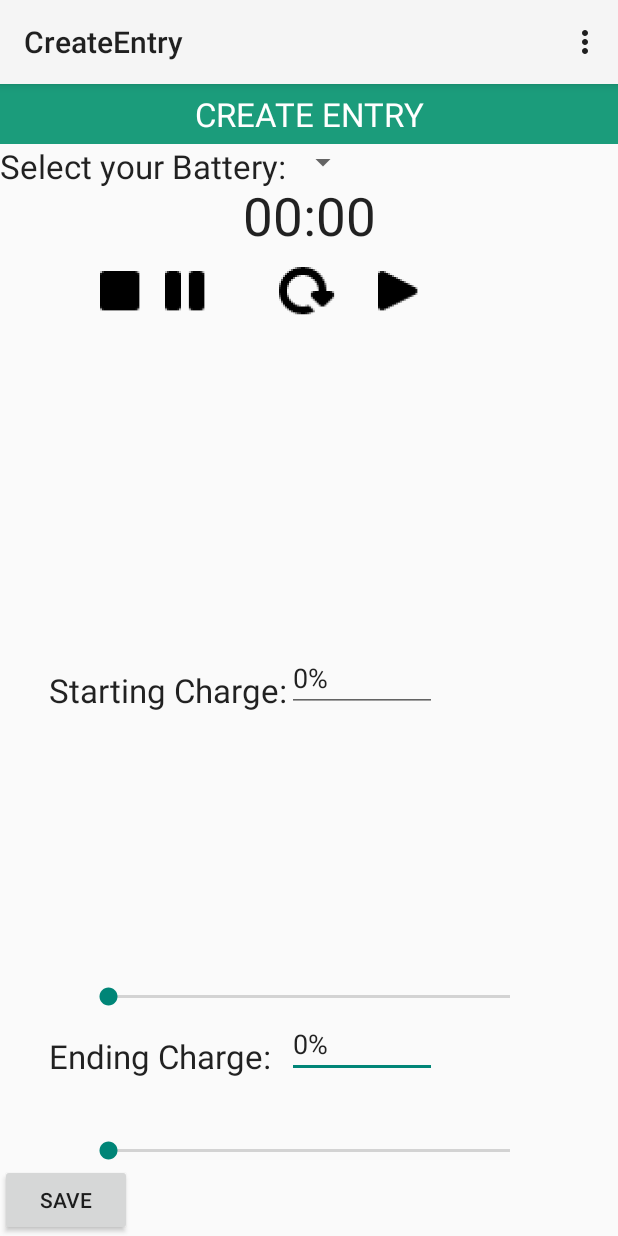
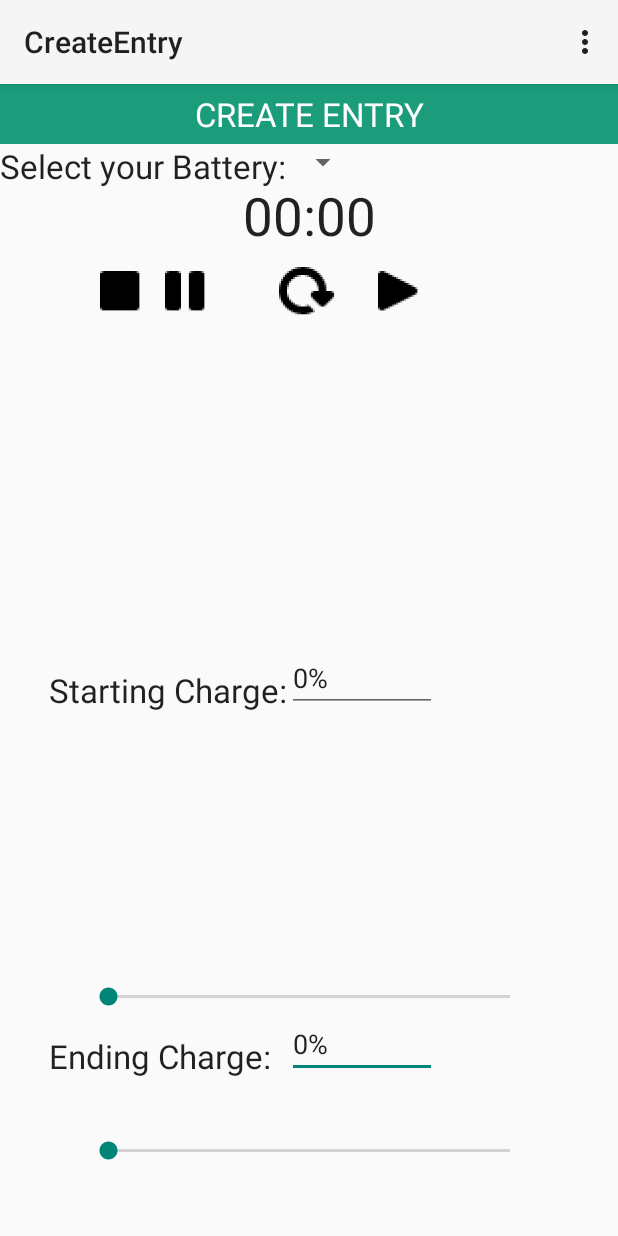
Before and after one commit to DeanParrish/Battery-Status, an Android app: the CreateEntry screen opened directly, with no data from a screen before it, on a phone screen of 412 x 824 dp. Run offline under Robolectric (Android 15) with nearby library versions, the phone set to English and light mode, and no system bars.

Commit message:
Layout changes Action Bar modifications New icons Merged results of deans sql and my layout

```diff
--- a/app/src/main/java/com/example/parrish/test/CreateEntry.java
+++ b/app/src/main/java/com/example/parrish/test/CreateEntry.java
@@ -96,7 +96,7 @@ public class CreateEntry extends Activity {
             batteryNam[i] = battery.getName().toString();
         }
 
-        Spinner ddlBatteryName = (Spinner) findViewById(R.id.spinner);
+        Spinner ddlBatteryName = (Spinner) findViewById(R.id.ddlName);
 
        // ArrayAdapter<CharSequence> adapter = ArrayAdapter.createFromResource(this, batteryNam, android.R.layout.simple_spinner_dropdown_item);
         ArrayAdapter<String> adapter = new ArrayAdapter<String>(CreateEntry.this, android.R.layout.simple_spinner_dropdown_item, batteryNam);
--- a/app/src/main/res/layout/activity_create_entry.xml
+++ b/app/src/main/res/layout/activity_create_entry.xml
@@ -115,14 +115,6 @@
             android:id="@+id/textView2"
             android:layout_centerVertical="true"
             android:layout_alignStart="@+id/textView3" />
-    <Button
-        android:layout_width="wrap_content"
-        android:layout_height="wrap_content"
-        android:text="SAVE"
-        android:id="@+id/button5"
-        android:layout_alignParentBottom="true"
-        android:layout_alignEnd="@+id/chronometer"
-        android:onClick="onSubmitClick"/>
 
         <TextView
             android:layout_width="wrap_content"
```
